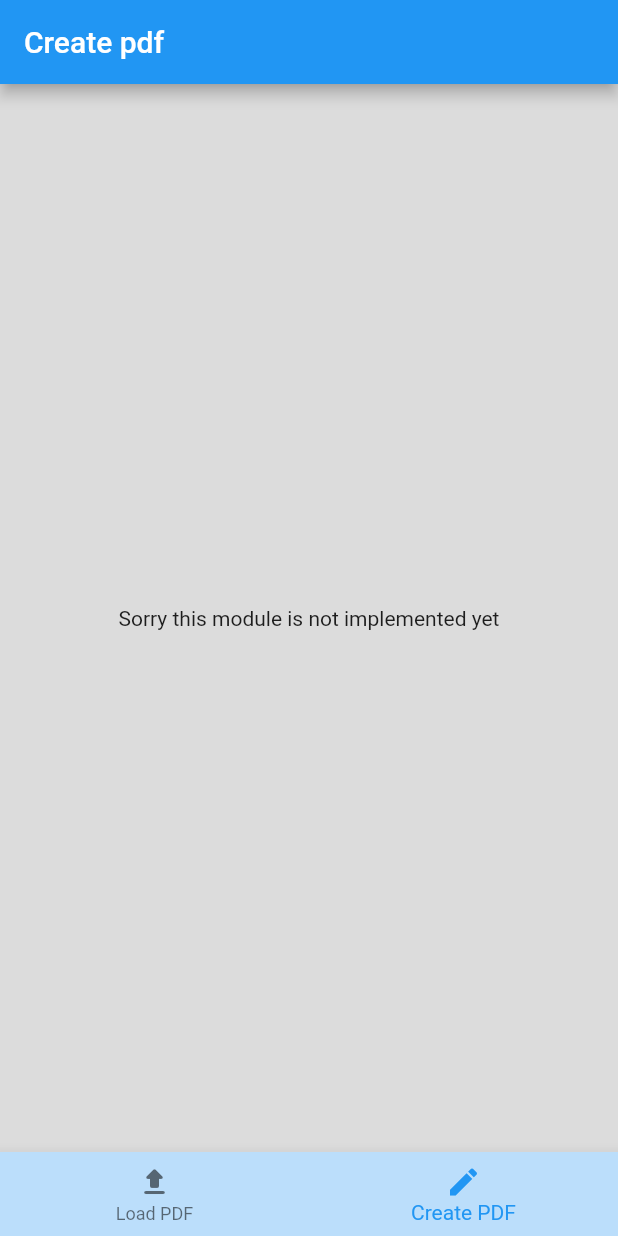
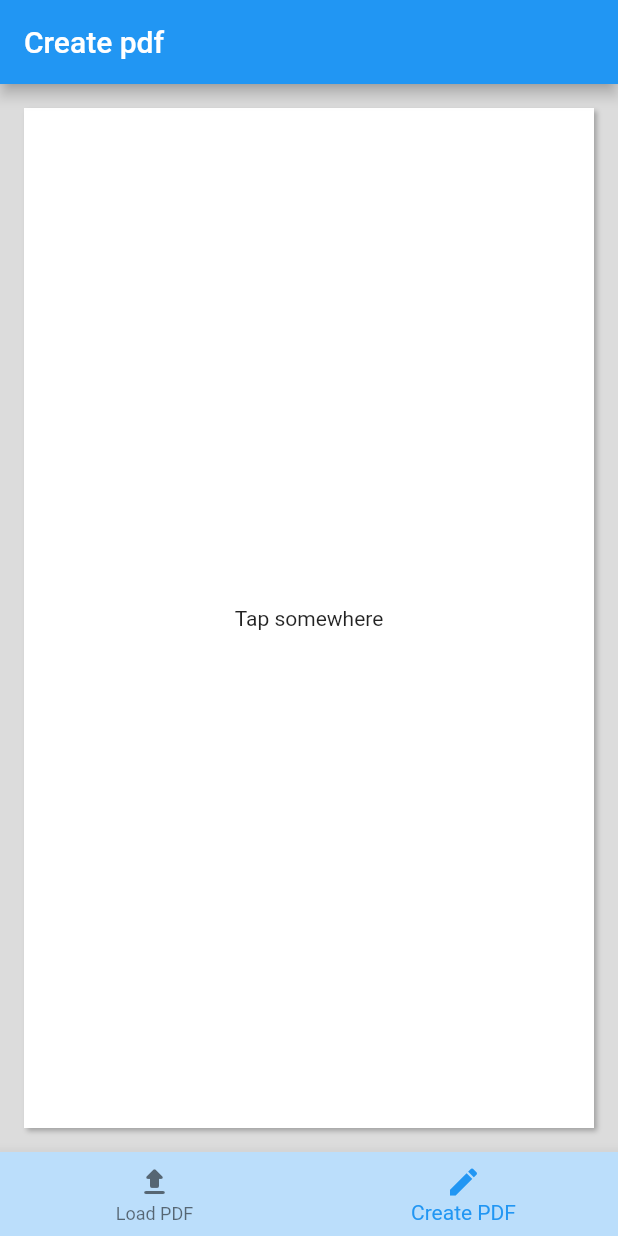
Before and after one commit to p-jura/fun-with-pdf, a Flutter app: the screen it shows after launch, item 2 of the bottom bar chosen, on a phone screen of 412 x 824 dp. Run offline on Flutter 3.47's test engine with Material 2 defaults, Android fonts, the phone set to English and light mode, and no system bars; our stand-ins replace bloc, dartz, equatable, file_picker, flutter_bloc, get_it and 1 more; missing offline and left inert: syncfusion_flutter_pdfviewer.

Commit message:
adds real time widgets position controll

```diff
--- a/lib/src/constants.dart
+++ b/lib/src/constants.dart
@@ -1,5 +1,10 @@
-const String exeptionFileTypeIsNotCorrect = 'The file type is not correct';
+const String EXEPTION_FILE_TYPE_IS_NOT_CORRECT = 'The file type is not correct';
 
 // failure messages
-const String noFileLoadedExeption = 'No file was picked, please select PDF file.';
-const String failedToLoadFile = 'Failed to load file';
+const String NO_FILE_LODED_EXEPTION = 'No file was picked, please select PDF file.';
+const String FAILED_TO_LOAD_FILE = 'Failed to load file';
+
+// text
+const String CREATE_PDF_TITLE = 'Create pdf';
+const String NOT_IMPLEMENTED = 'Sorry this module is not implemented yet';
+const String TAP_SOMEWHARE = 'Tap somewhere';
--- a/lib/src/data/model/pdf_bytes_model.dart
+++ b/lib/src/data/model/pdf_bytes_model.dart
@@ -17,7 +17,7 @@ class PdfBytesModel extends PdfBytes {
     if (file == null) {
       return PdfBytesModel(
         Uint8List(0),
-        Failure(exeptionFileTypeIsNotCorrect),
+        Failure(EXEPTION_FILE_TYPE_IS_NOT_CORRECT),
       );
     }
     return PdfBytesModel(
--- a/lib/src/data/view_pdf/data_source/data_source_impl.dart
+++ b/lib/src/data/view_pdf/data_source/data_source_impl.dart
@@ -20,6 +20,6 @@ class FilePickerDataSourceImpl implements FilePickerDataSource {
       File file = File(result.files.single.path!);
       return PdfBytesModel.fromFile(file);
     }
-    return PdfBytesModel(Uint8List(0), Failure(noFileLoadedExeption));
+    return PdfBytesModel(Uint8List(0), Failure(NO_FILE_LODED_EXEPTION));
   }
 }
--- a/lib/src/data/view_pdf/repository/pdf_data_repository_impl.dart
+++ b/lib/src/data/view_pdf/repository/pdf_data_repository_impl.dart
@@ -15,11 +15,11 @@ class PdfDataRepositoryImpl implements PdfDataRepository {
     final response = await dataSource.getFilePickerResoultAsModel();
     if (response == null) {
       return Left(
-        Failure(failedToLoadFile),
+        Failure(FAILED_TO_LOAD_FILE),
       );
     } else if (response.exception != null) {
       return Left(
-        Failure(noFileLoadedExeption),
+        Failure(NO_FILE_LODED_EXEPTION),
       );
     }
     return Right(response);
--- a/lib/src/presentation/create_pdf/pdf_create_widget.dart
+++ b/lib/src/presentation/create_pdf/pdf_create_widget.dart
@@ -1,21 +1,97 @@
 import 'package:flutter/material.dart';
+import 'package:fun_with_pdf/src/constants.dart' as constants;
+import 'package:pdf/pdf.dart';
+import 'package:pdf/widgets.dart' as pw;
 
-const createPdfTitle = 'Create pdf';
-const notImplemented = 'Sorry this module is not implemented yet';
+// Fun with positioning widgets, testing idea of controlling position of widgets in real time.
 
-class PdfCreateWidget extends StatelessWidget {
+class PdfCreateWidget extends StatefulWidget {
   const PdfCreateWidget({super.key});
+
+  @override
+  State<PdfCreateWidget> createState() => _PdfCreateWidgetState();
+}
+
+class _PdfCreateWidgetState extends State<PdfCreateWidget> {
+  final pdf = pw.Document();
+
+  Offset? _gPosition;
+  final List<Widget> _widgetsOnDocument = [];
+  void savePositionAndCreateNewWidget(String textValue) {
+    _widgetsOnDocument.add(
+      Positioned(
+        top: _gPosition!.dy,
+        left: _gPosition!.dx,
+        child: Text(textValue),
+      ),
+    );
+  }
 
   @override
   Widget build(BuildContext context) {
     return Scaffold(
       backgroundColor: Colors.black12,
       appBar: AppBar(
-        title: const Text(createPdfTitle),
+        title: const Text(constants.CREATE_PDF_TITLE),
       ),
-      body: const Center(
-        child: Text(notImplemented),
+      body: GestureDetector(
+        onTapDown: (position) {
+          setState(() {
+            _gPosition = position.localPosition;
+          });
+        },
+        child: Container(
+          margin: const EdgeInsets.all(16),
+          width: double.infinity,
+          height: double.infinity,
+          decoration: const BoxDecoration(
+            color: Colors.white,
+            boxShadow: [
+              BoxShadow(
+                blurRadius: 2,
+                offset: Offset(2, 2),
+                color: Colors.black26,
+              )
+            ],
+          ),
+          child: Stack(
+            children: [
+              _gPosition == null
+                  ? const Center(
+                      child: Text(constants.TAP_SOMEWHARE),
+                    )
+                  : TextFormFieldPositioned(
+                      position: _gPosition!,
+                      saveFunction: savePositionAndCreateNewWidget,
+                    ),
+              ..._widgetsOnDocument,
+            ],
+          ),
+        ),
       ),
     );
   }
 }
+
+class TextFormFieldPositioned extends StatelessWidget {
+  const TextFormFieldPositioned({
+    super.key,
+    required this.position,
+    required this.saveFunction,
+  });
+
+  final Offset position;
+  final Function(String) saveFunction;
+  @override
+  Widget build(BuildContext context) {
+    return Positioned(
+      width: 120,
+      height: 30,
+      top: position.dy,
+      left: position.dx,
+      child: TextFormField(
+        onFieldSubmitted: saveFunction,
+      ),
+    );
+  }
+}
```
Also changed, not shown: 2 other files.
